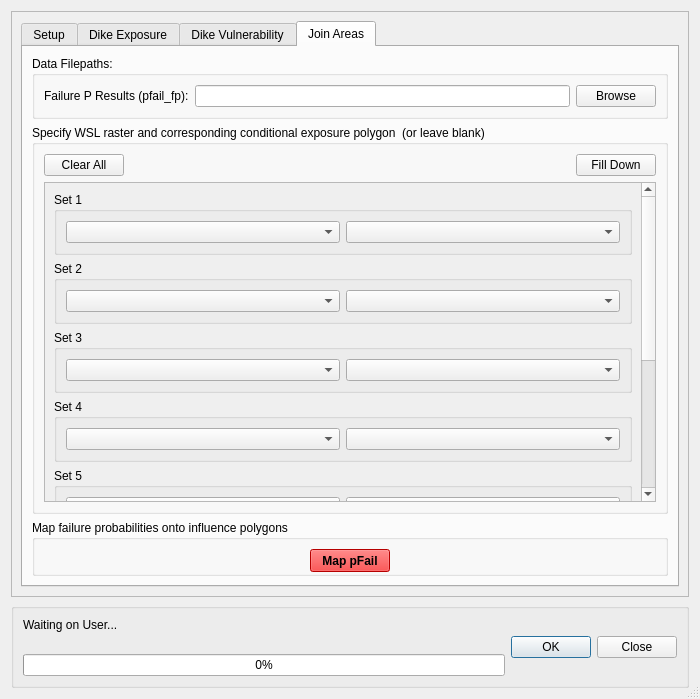
NRCan/CanFlood, file canflood/misc/dikes/dikes.ui: the form before one commit.
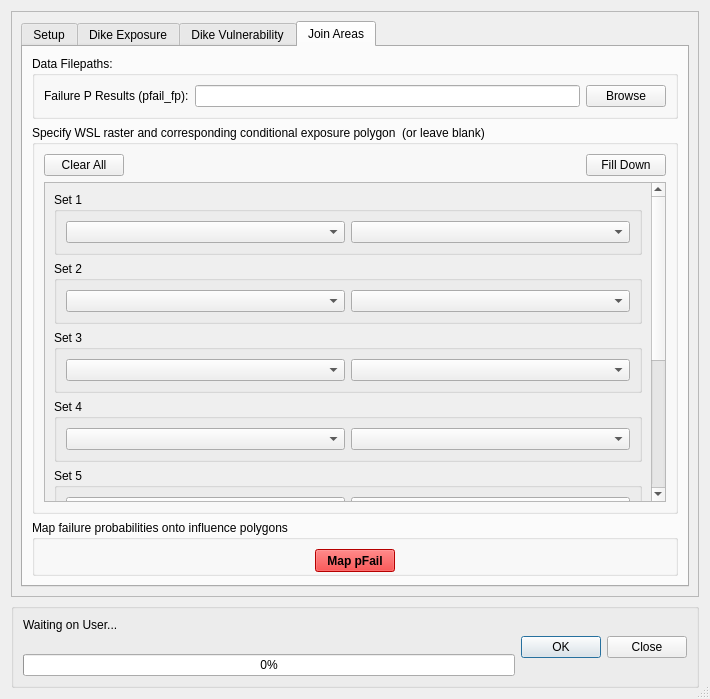
The form after the commit. The open tabs and pages were chosen to show the change. Custom widgets are drawn as their Qt base class.

```diff
--- a/canflood/misc/dikes/dikes.ui
+++ b/canflood/misc/dikes/dikes.ui
@@ -6,7 +6,7 @@
    <rect>
     <x>0</x>
     <y>0</y>
-    <width>700</width>
+    <width>710</width>
     <height>699</height>
    </rect>
   </property>
@@ -45,8 +45,8 @@
        <rect>
         <x>0</x>
         <y>0</y>
-        <width>680</width>
-        <height>594</height>
+        <width>690</width>
+        <height>591</height>
        </rect>
       </property>
       <layout class="QVBoxLayout" name="verticalLayout">
@@ -1954,8 +1954,8 @@
                   <rect>
                    <x>0</x>
                    <y>0</y>
-                   <width>599</width>
-                   <height>500</height>
+                   <width>609</width>
+                   <height>524</height>
                   </rect>
                  </property>
                  <property name="sizePolicy">
```
